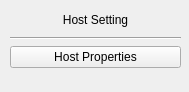
Before: the Qt Designer form netflux5g-editor/src/gui/ui/HostDialog.ui in adaptivenetworklab/NetFlux5G, drawn with Qt 5.
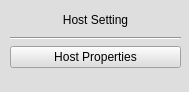
After: the same form once the commit is applied.

Diff of the .ui file:
```diff
--- a/netflux5g-editor/src/gui/ui/HostDialog.ui
+++ b/netflux5g-editor/src/gui/ui/HostDialog.ui
@@ -13,6 +13,9 @@
   <property name="windowTitle">
    <string>Form</string>
   </property>
+  <property name="styleSheet">
+   <string notr="true">background-color: rgb(222, 222, 222);</string>
+  </property>
   <widget class="QWidget" name="verticalLayoutWidget">
    <property name="geometry">
     <rect>
```
Left out of the diff: 2 changed lines with no effect on the pictures.
